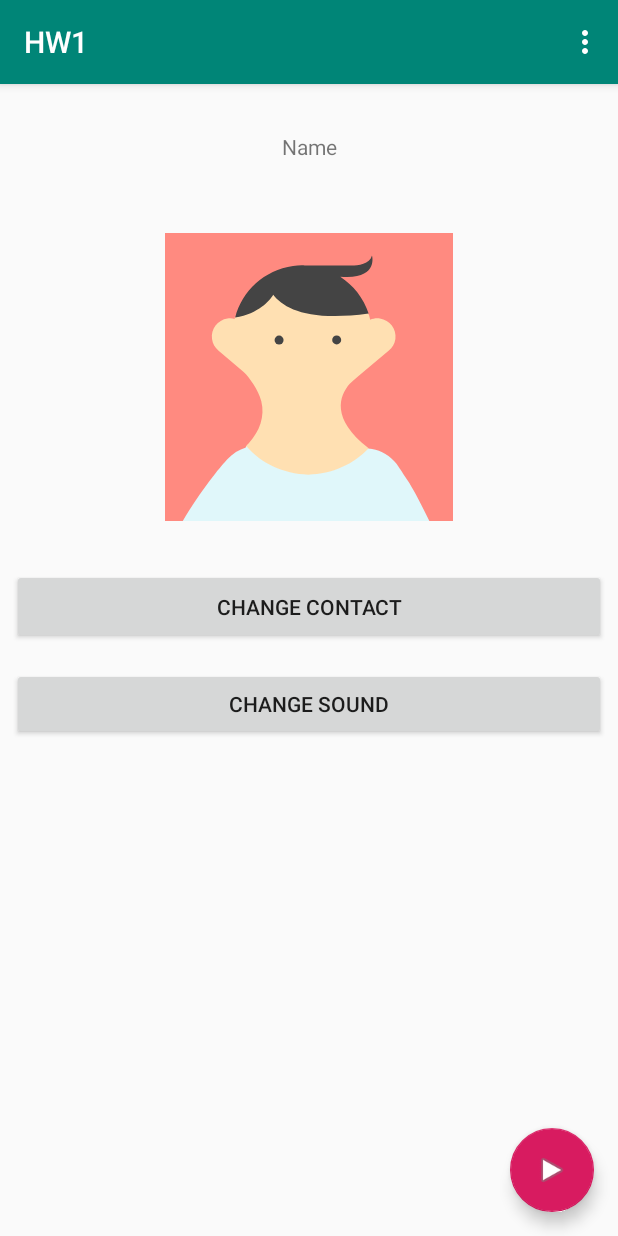
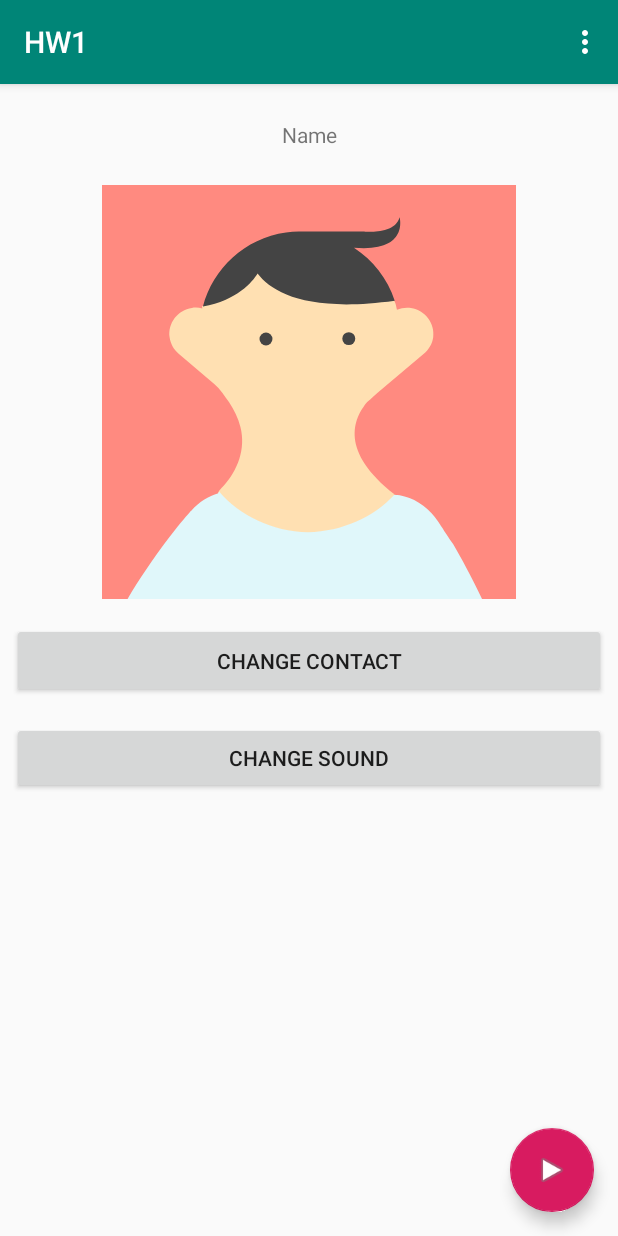
Before and after one commit to mikolaj6r/Android-HW1, an Android app: the screen it shows after launch (MainActivity), on a phone screen of 412 x 824 dp. Run offline under Robolectric (Android 15) with nearby library versions, the phone set to English and light mode, and no system bars.

Commit message:
Fix layout constraints

```diff
--- a/app/src/main/res/layout/content_main.xml
+++ b/app/src/main/res/layout/content_main.xml
@@ -13,9 +13,9 @@
         android:layout_width="wrap_content"
         android:layout_height="wrap_content"
         android:layout_marginTop="16dp"
-        android:layout_marginBottom="16dp"
-        android:padding="@dimen/fab_margin"
+        android:padding="8dp"
         android:text="@string/name"
+        android:textAlignment="center"
         app:layout_constraintBottom_toTopOf="@+id/imageView2"
         app:layout_constraintLeft_toLeftOf="parent"
         app:layout_constraintRight_toRightOf="parent"
@@ -23,35 +23,36 @@
 
     <Button
         android:id="@+id/button"
-        android:layout_width="match_parent"
+        android:layout_width="0dp"
         android:layout_height="50dp"
         android:layout_marginStart="8dp"
         android:layout_marginTop="16dp"
         android:layout_marginEnd="8dp"
         android:layout_marginBottom="16dp"
         android:text="@string/change_contact"
-        app:layout_constraintBottom_toTopOf="@+id/button2"
+        app:layout_constraintBottom_toBottomOf="parent"
         app:layout_constraintEnd_toEndOf="parent"
         app:layout_constraintHorizontal_bias="0.0"
         app:layout_constraintStart_toStartOf="parent"
-        app:layout_constraintTop_toBottomOf="@+id/imageView2" />
+        app:layout_constraintTop_toTopOf="parent" />
 
     <Button
         android:id="@+id/button2"
-        android:layout_width="match_parent"
+        android:layout_width="0dp"
         android:layout_height="wrap_content"
         android:layout_marginStart="8dp"
         android:layout_marginTop="16dp"
         android:layout_marginEnd="8dp"
         android:text="@string/change_sound"
         app:layout_constraintEnd_toEndOf="parent"
+        app:layout_constraintHorizontal_bias="0.0"
         app:layout_constraintStart_toStartOf="parent"
         app:layout_constraintTop_toBottomOf="@+id/button" />
 
     <ImageView
         android:id="@+id/imageView2"
-        android:layout_width="match_parent"
-        android:layout_height="@android:dimen/thumbnail_height"
+        android:layout_width="0dp"
+        android:layout_height="0dp"
         android:layout_marginStart="8dp"
         android:layout_marginTop="16dp"
         android:layout_marginEnd="8dp"
```
